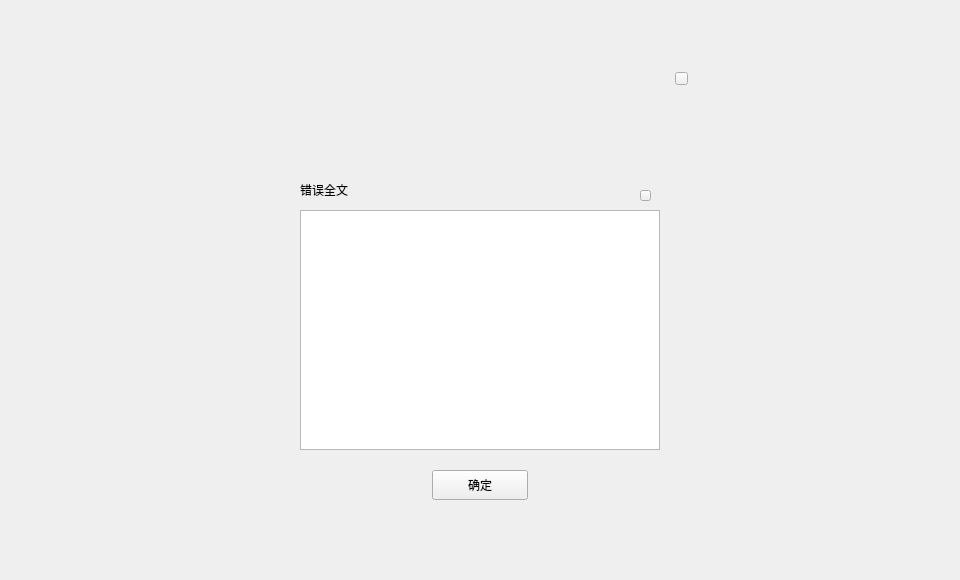
HcashOrg/hx-indicator, file LNKWallet/dialog/ErrorResultDialog.ui: the form before one commit.
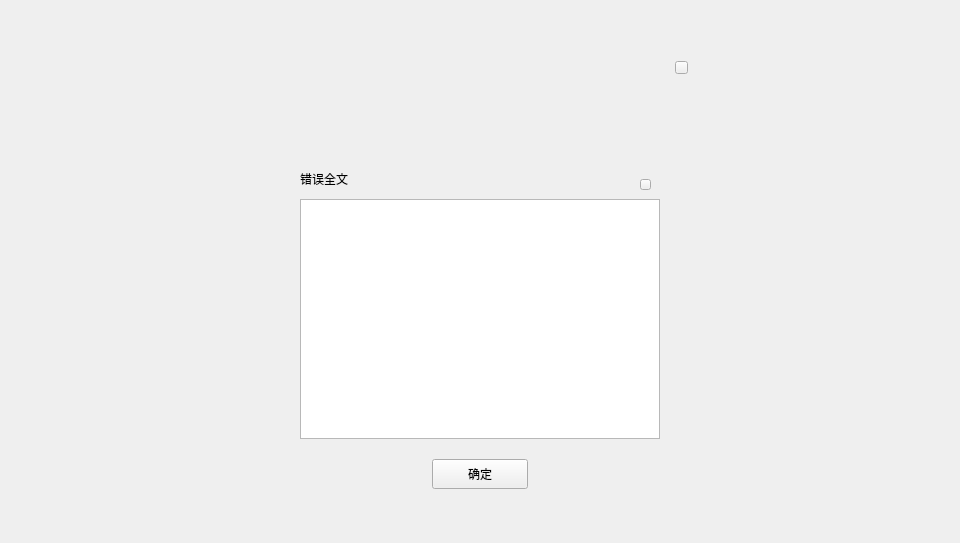
The form after the commit.

Patch:
```diff
--- a/LNKWallet/dialog/ErrorResultDialog.ui
+++ b/LNKWallet/dialog/ErrorResultDialog.ui
@@ -7,7 +7,7 @@
     <x>0</x>
     <y>0</y>
     <width>960</width>
-    <height>580</height>
+    <height>543</height>
    </rect>
   </property>
   <property name="windowTitle">
@@ -19,14 +19,14 @@
      <x>0</x>
      <y>0</y>
      <width>960</width>
-     <height>580</height>
+     <height>543</height>
     </rect>
    </property>
    <widget class="QWidget" name="containerWidget" native="true">
     <property name="geometry">
      <rect>
       <x>260</x>
-      <y>60</y>
+      <y>49</y>
       <width>440</width>
       <height>460</height>
      </rect>
```
